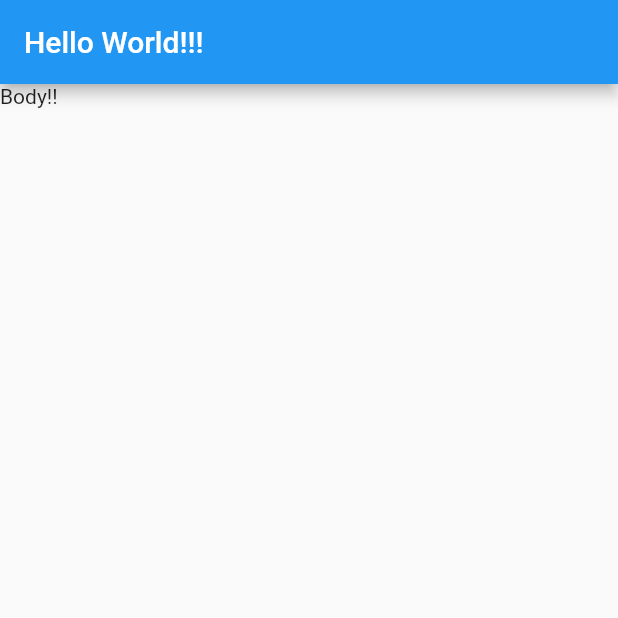
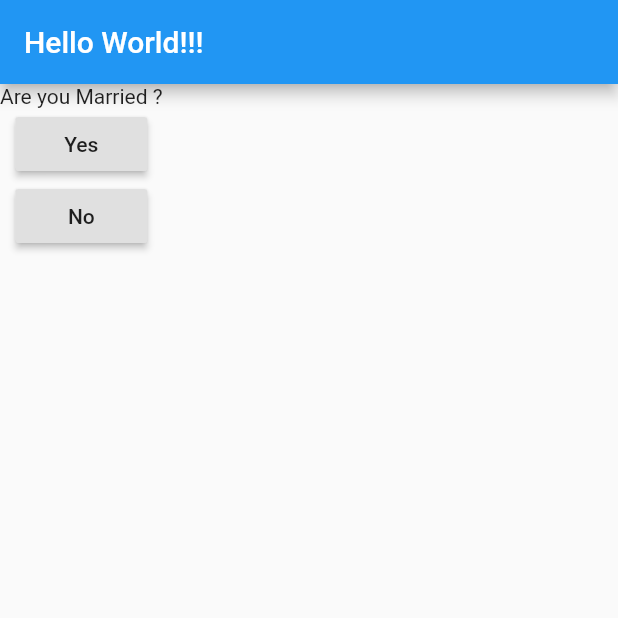
Before and after one commit to vishnuvyasan/flutter_first_project, a Flutter app: the screen it shows after launch, on a phone screen of 412 x 824 dp, the top half of it. Run offline on Flutter 3.47's test engine with Material 2 defaults, Android fonts, the phone set to English and light mode, and no system bars.

Commit message:
App are you married y/n

```diff
--- a/lib/main.dart
+++ b/lib/main.dart
@@ -3,14 +3,36 @@ import 'package:flutter/material.dart';
 void main() => runApp(FirstWidget());
 
 class FirstWidget extends StatelessWidget {
+  void isMarried() {
+    print("Congratulations");
+  }
+
+  void isNotMarried() {
+    print("go get married");
+  }
+
   @override
   Widget build(BuildContext context) {
+    var questions = ["Are you Married ?", "Do you have kids?"];
+
     return MaterialApp(
       home: Scaffold(
         appBar: AppBar(
           title: Text("Hello World!!!"),
         ),
-        body: Text("Body!!"),
+        body: Column(
+          children: <Widget>[
+            Text(questions[0]),
+            RaisedButton(
+              onPressed: isMarried,
+              child: Text("Yes"),
+            ),
+            RaisedButton(
+              onPressed: isNotMarried,
+              child: Text("No"),
+            ),
+          ],
+        ),
       ),
     );
   }
```
